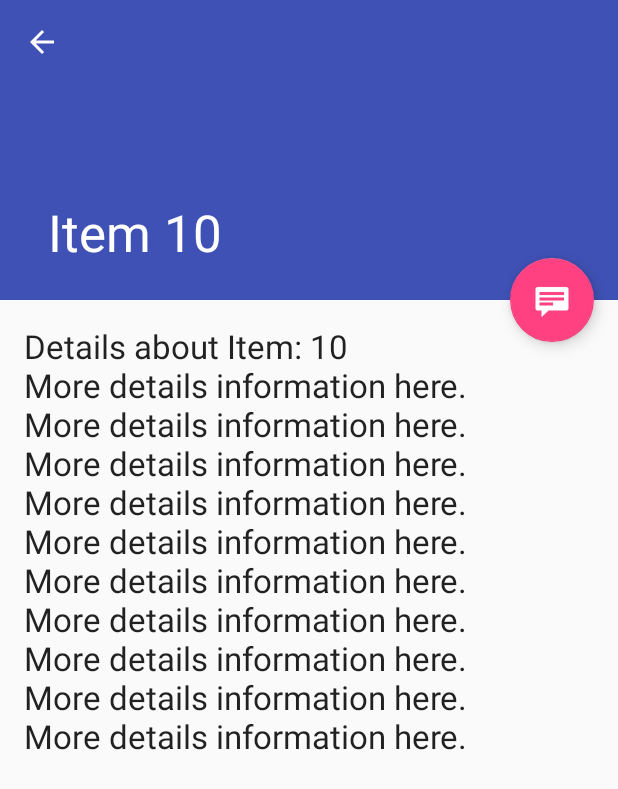
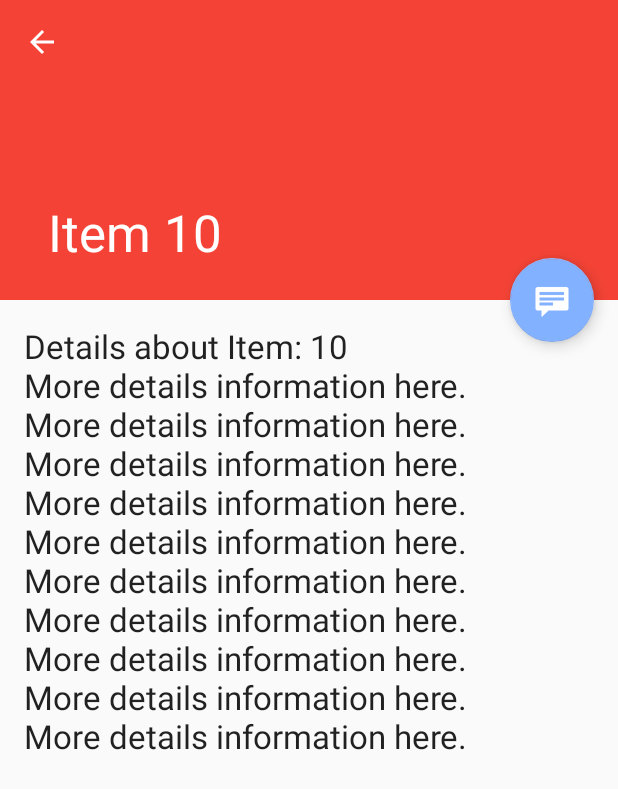
Before and after one commit to rohitsharma04/Popcorn, an Android app: the screen it shows after launch (MovieDetailActivity), after a tap on "10", on a phone screen of 412 x 824 dp. Shown: the top 789 px of the screen. Run offline under Robolectric (Android 15) with nearby library versions, the phone set to English and light mode, and no system bars.

Commit message:
Color LauncherIcon and Internet Permission setup

```diff
--- a/app/src/main/AndroidManifest.xml
+++ b/app/src/main/AndroidManifest.xml
@@ -1,6 +1,8 @@
 <?xml version="1.0" encoding="utf-8"?>
 <manifest xmlns:android="http://schemas.android.com/apk/res/android"
     package="com.bitshifters.rohit.popcorn">
+
+    <uses-permission android:name="android.permission.INTERNET"/>
 
     <application
         android:allowBackup="true"
--- a/app/src/main/res/values/colors.xml
+++ b/app/src/main/res/values/colors.xml
@@ -3,4 +3,8 @@
     <color name="colorPrimary">#3F51B5</color>
     <color name="colorPrimaryDark">#303F9F</color>
     <color name="colorAccent">#FF4081</color>
+
+    <color name="red_500">#F44336</color>
+    <color name="red_700">#D32F2F</color>
+    <color name="blue_A100">#82B1FF</color>
 </resources>
--- a/app/src/main/res/values/styles.xml
+++ b/app/src/main/res/values/styles.xml
@@ -1,11 +1,11 @@
 <resources>
 
     <!-- Base application theme. -->
-    <style name="AppTheme" parent="Theme.AppCompat.Light.DarkActionBar">
+    <style name="AppTheme" parent="Theme.AppCompat.Light.NoActionBar">
         <!-- Customize your theme here. -->
-        <item name="colorPrimary">@color/colorPrimary</item>
-        <item name="colorPrimaryDark">@color/colorPrimaryDark</item>
-        <item name="colorAccent">@color/colorAccent</item>
+        <item name="colorPrimary">@color/red_500</item>
+        <item name="colorPrimaryDark">@color/red_700</item>
+        <item name="colorAccent">@color/blue_A100</item>
     </style>
 
     <style name="AppTheme.NoActionBar">
```
Also changed, not shown: app/src/main/res/mipmap-hdpi/ic_launcher.png, app/src/main/res/mipmap-mdpi/ic_launcher.png, app/src/main/res/mipmap-xhdpi/ic_launcher.png, app/src/main/res/mipmap-xxhdpi/ic_launcher.png, app/src/main/res/mipmap-xxxhdpi/ic_launcher.png.
